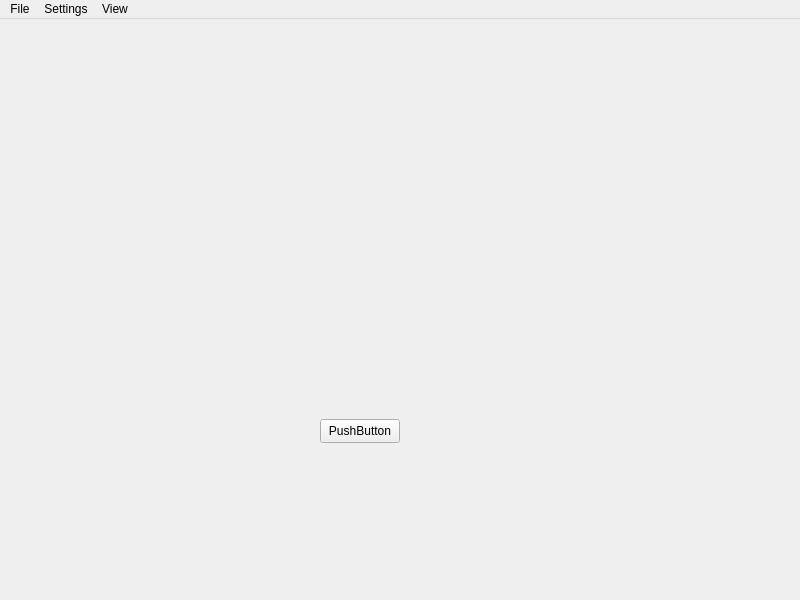
Qt form mainwindow.ui (alexmichaelkeith/EmulatorFreighter) before a commit.
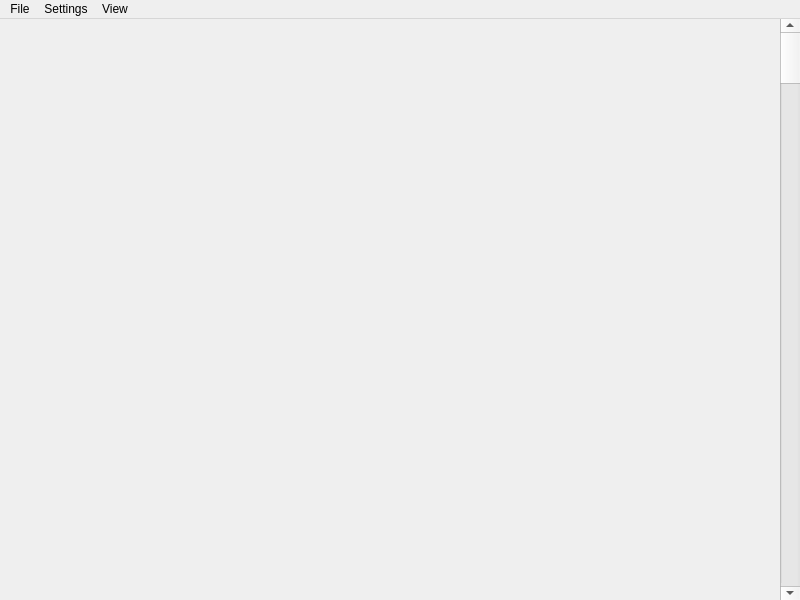
The same form after that commit.

Patch:
```diff
--- a/mainwindow.ui
+++ b/mainwindow.ui
@@ -14,17 +14,17 @@
    <string>MainWindow</string>
   </property>
   <widget class="QWidget" name="centralwidget">
-   <widget class="QPushButton" name="pushButton">
+   <widget class="QScrollBar" name="verticalScrollBar">
     <property name="geometry">
      <rect>
-      <x>320</x>
-      <y>400</y>
-      <width>80</width>
-      <height>24</height>
+      <x>780</x>
+      <y>0</y>
+      <width>20</width>
+      <height>581</height>
      </rect>
     </property>
-    <property name="text">
-     <string>PushButton</string>
+    <property name="orientation">
+     <enum>Qt::Vertical</enum>
     </property>
    </widget>
   </widget>
```
Left out of the diff: 6 changed lines with no effect on the pictures.
